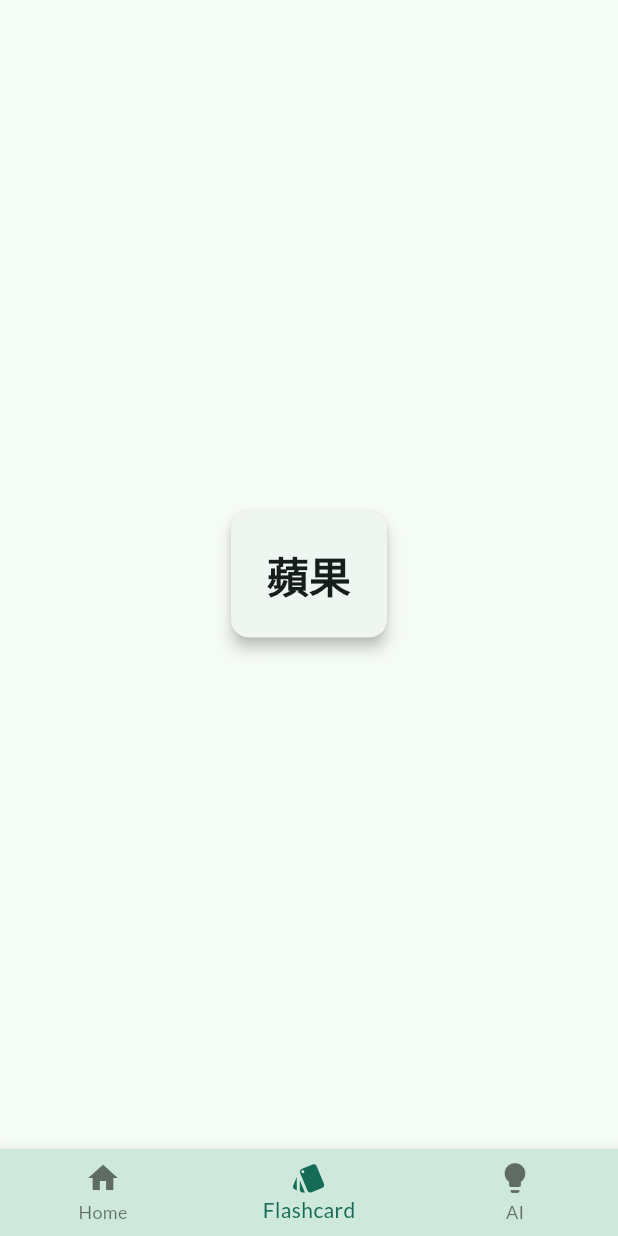
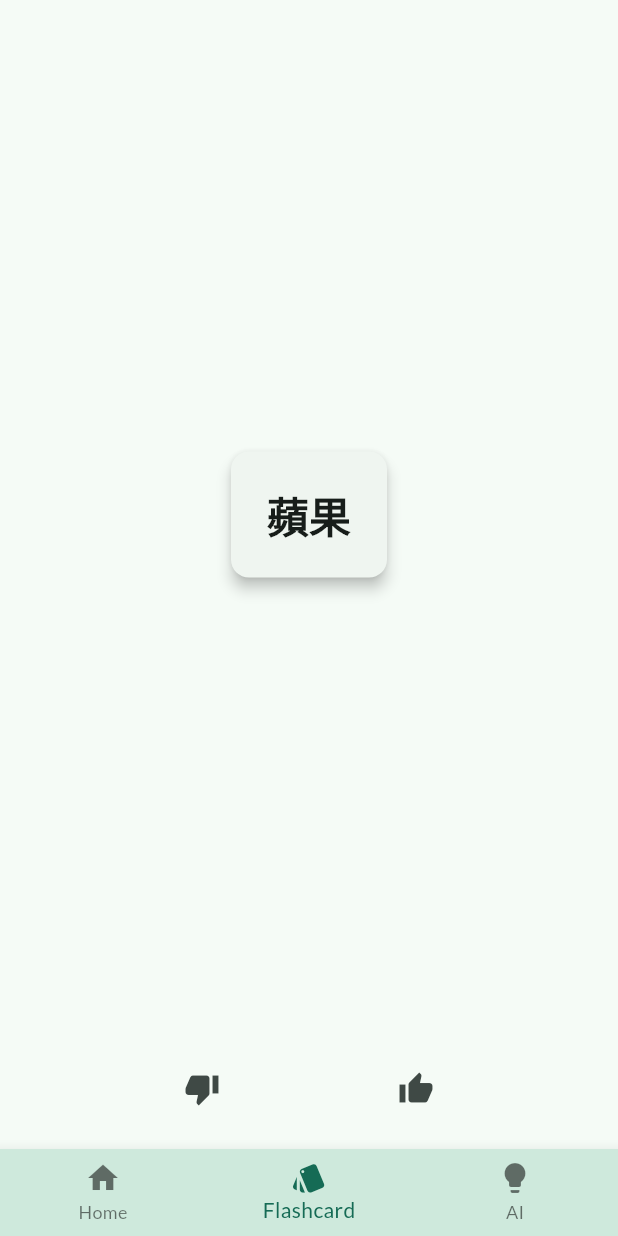
Before and after one commit to rogerfan48/meichu-hackathon, a Flutter app: the screen it shows after launch, item 2 of the bottom bar chosen, on a phone screen of 412 x 824 dp. Run offline on Flutter 3.47's test engine with Material 3 defaults, Android fonts, the phone set to English and light mode, and no system bars; drawn by our look-alikes of flip_card, showcaseview; our stand-ins replace cloud_firestore, cloud_functions, firebase_auth, firebase_core, firebase_storage, flutter_svg and 10 more; missing offline and left inert: model_viewer_plus, syncfusion_flutter_core; accounts and stored records are empty; Roboto replaces fonts that are missing (Signika).

Commit message:
duolingo: add turning feature to flashcard and could grade it

```diff
--- a/lib/pages/flashcard_page.dart
+++ b/lib/pages/flashcard_page.dart
@@ -1,17 +1,72 @@
+import 'dart:typed_data';
+
+import 'package:flip_card/flip_card.dart';
 import 'package:flutter/material.dart';
 import 'package:flutter_tts/flutter_tts.dart';
+import 'package:google_generative_ai/google_generative_ai.dart';
 
-class FlashcardPage extends StatelessWidget {
+import '../api_key.dart';
+
+class FlashcardPage extends StatefulWidget {
   const FlashcardPage({super.key});
+
+  @override
+  State<FlashcardPage> createState() => _FlashcardPageState();
+}
+
+class _FlashcardPageState extends State<FlashcardPage> {
+  late final PageController _pageController;
+
+  @override
+  void initState() {
+    super.initState();
+    _pageController = PageController();
+  }
+
+  @override
+  void dispose() {
+    _pageController.dispose();
+    super.dispose();
+  }
+
+  void _nextCard() {
+    _pageController.nextPage(
+      duration: const Duration(milliseconds: 300),
+      curve: Curves.easeInOut,
+    );
+  }
 
   @override
   Widget build(BuildContext context) {
     return Scaffold(
-      body: PageView(
-        children: const [
-          _Card(text: '蘋果'),
-          _Card(text: 'Card 2'),
-          _Card(text: 'Card 3'),
+      body: Column(
+        children: [
+          Expanded(
+            child: PageView(
+              controller: _pageController,
+              children: const [
+                _Card(text: '蘋果'),
+                _Card(text: 'Banana'),
+                _Card(text: 'Orange'),
+              ],
+            ),
+          ),
+          Padding(
+            padding: const EdgeInsets.all(16.0),
+            child: Row(
+              mainAxisAlignment: MainAxisAlignment.spaceEvenly,
+              children: [
+                IconButton(
+                  icon: const Icon(Icons.thumb_down),
+                  onPressed: _nextCard,
+                ),
+                IconButton(
+                  icon: const Icon(Icons.thumb_up),
+                  onPressed: _nextCard,
+                ),
+              ],
+            ),
+          ),
         ],
       ),
     );
@@ -28,11 +83,18 @@ class _Card extends StatefulWidget {
 
 class _CardState extends State<_Card> {
   late final FlutterTts flutterTts;
+  Future<Uint8List?>? _imageFuture;
+
+  late final GenerativeModel _model;
 
   @override
   void initState() {
     super.initState();
     flutterTts = FlutterTts();
+    _model = GenerativeModel(
+      model: 'gemini-pro-vision',
+      apiKey: apiKey,
+    );
   }
 
   @override
@@ -41,18 +103,78 @@ class _CardState extends State<_Card> {
     super.dispose();
   }
 
+  Future<Uint8List?> _generateImage(String text) async {
+    final prompt = TextPart(
+        "Generate a photorealistic image of ${widget.text}, with a white background.");
+    final response = await _model.generateContent([
+      Content.multi([prompt])
+    ]);
+    // Assuming the model returns image bytes in some way.
+    // This part is tricky because the current gemini-pro-vision model is multimodal for *input*, not for generating images as output.
+    // Let's assume there's a hypothetical image generation model or function.
+    // For now, I'll return a placeholder. The user might need to use a different model like 'gemini-pro' and get an image URL, or use a different image generation API.
+    // The google_generative_ai package does not directly support image generation output yet.
+    // Let's change the model to a text model and ask for an image URL.
+    // final textModel = GenerativeModel(model: 'gemini-pro', apiKey: apiKey);
+    // final textPrompt =
+    //     "Give me a URL of a realistic-looking image of ${widget.text} with a white background.";
+    // final textResponse =
+    //     await textModel.generateContent([Content.text(textPrompt)]);
+
+    // This is a placeholder for how you might get image data.
+    // You'd typically use an HTTP client to download the image from a URL.
+    // Since we don't have a real image generation model that outputs bytes,
+    // we can't fully implement this.
+    // I will simulate a network image load.
+    // if (textResponse.text != null) {
+    //   // In a real app, you would use http package to get the image bytes from URL
+    //   // For this example, let's just return null and show a placeholder.
+    //   print(textResponse.text); // You can see the URL in the console.
+    // }
+
+    return null; // Returning null to show placeholder.
+  }
+
   @override
   Widget build(BuildContext context) {
     return Center(
-      child: InkWell(
-        onTap: () => flutterTts.speak(widget.text),
-        child: Card(
+      child: FlipCard(
+        front: Card(
           elevation: 4,
           child: Padding(
             padding: const EdgeInsets.all(24.0),
-            child: Text(widget.text, style: Theme.of(context).textTheme.headlineMedium),
+            child: Text(widget.text,
+                style: Theme.of(context).textTheme.headlineMedium),
           ),
         ),
+        back: Card(
+          elevation: 4,
+          child: Padding(
+            padding: const EdgeInsets.all(24.0),
+            child: FutureBuilder<Uint8List?>(
+              future: _imageFuture,
+              builder: (context, snapshot) {
+                if (snapshot.connectionState == ConnectionState.waiting) {
+                  return const CircularProgressIndicator();
+                } else if (snapshot.hasError) {
+                  return const Icon(Icons.error);
+                } else if (snapshot.hasData) {
+                  return Image.memory(snapshot.data!);
+                } else {
+                  // Placeholder when no image is available.
+                  return const Icon(Icons.image_not_supported);
+                }
+              },
+            ),
+          ),
+        ),
+        onFlip: () {
+          if (_imageFuture == null) {
+            setState(() {
+              _imageFuture = _generateImage(widget.text);
+            });
+          }
+        },
       ),
     );
   }
--- a/pubspec.yaml
+++ b/pubspec.yaml
@@ -59,6 +59,8 @@ dependencies:
   syncfusion_flutter_sliders: ^29.2.9
   flutter_tts: ^4.2.3
   model_viewer_plus: ^1.7.0
+  google_generative_ai: ^0.4.3
+  flip_card: ^0.7.0
 
 
 dev_dependencies:
```
Also changed, not shown: lib/pages/home_page.dart (+7 -38 lines), 2 other files.
